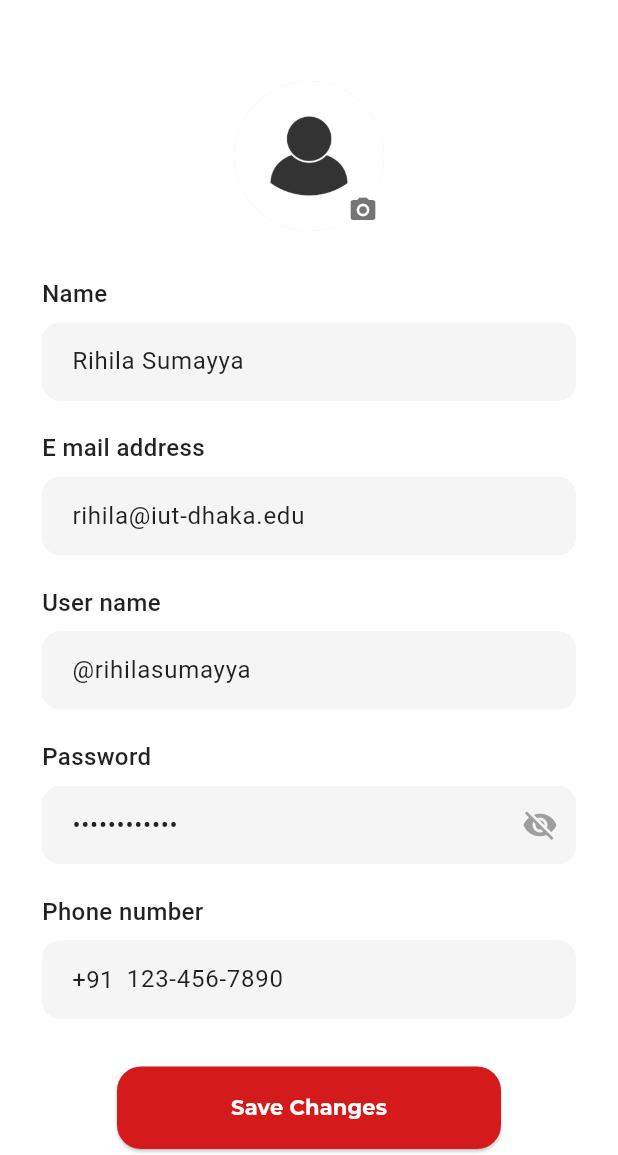
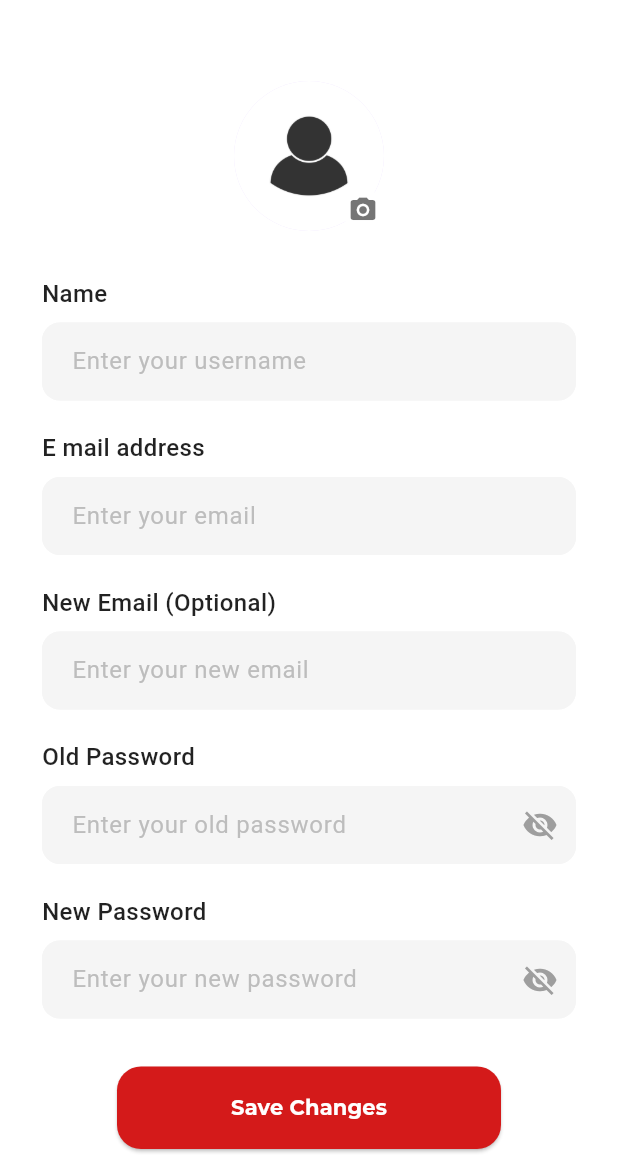
Before and after one commit to wasifuddin/NewsZen, a Flutter app: the ProfileScreen screen opened directly, after a tap on "Edit Profile", on a phone screen of 412 x 824 dp, the part 81-1236 px from its top. Run offline on Flutter 3.47's test engine with Material 3 defaults, Android fonts, the light colour scheme and no system bars; our stand-ins replace bloc, equatable, flutter_bloc, flutter_dotenv, flutter_native_splash, geolocator and 6 more; accounts and stored records are empty; project files that could hold a hidden picture were left out.

Commit message:
Edit profile screen functional except updating password

```diff
--- a/lib/config/server_config.dart
+++ b/lib/config/server_config.dart
@@ -30,6 +30,8 @@ final getsavednewsurl = url + "getsavednews";
 
 final categoryurl = url + "category";
 
+final updateuserinfourl = url + "updateUserInfo";
+
 // For twitter
 final twitterdatafetchurl = datafetchurl + "/twitter";
 
--- a/lib/features/main/presentation/ai_screen/ai_screen.dart
+++ b/lib/features/main/presentation/ai_screen/ai_screen.dart
@@ -50,7 +50,8 @@ class _AIChatScreenState extends State<AIChatScreen> {
   }*/
 
   Future<String> _getChatbotResponse(String message) async {
-    const String apiUrl = "http://10.0.2.2:5000/predict"; // Replace with your server URL
+    //const String apiUrl = "http://10.0.2.2:5000/predict"; // Replace with your server URL
+    const String apiUrl = "https://chat-zen.vercel.app/predict"; // Replace with your server URL
     var regBody = {
       "query":message,
 
--- a/lib/features/main/presentation/edit_profile_screen/edit_profile_screen.dart
+++ b/lib/features/main/presentation/edit_profile_screen/edit_profile_screen.dart
@@ -1,6 +1,11 @@
 import 'package:flutter/material.dart';
 import 'package:news_zen/core/theme/colors.dart';
 import 'package:news_zen/core/utils/app_assets.dart';
+import 'package:news_zen/core/utils/pref_utils.dart';
+import 'package:http/http.dart' as http; // For API calls
+import 'dart:convert'; // For JSON encoding/decoding
+
+import '../../../../config/server_config.dart'; // For server configuration
 
 class EditProfileScreen extends StatefulWidget {
   const EditProfileScreen({super.key});
@@ -10,26 +15,45 @@ class EditProfileScreen extends StatefulWidget {
 }
 
 class _EditProfileScreenState extends State<EditProfileScreen> {
+  final TextEditingController _emailController = TextEditingController();
+  final TextEditingController _usernameController = TextEditingController();
+  final TextEditingController _oldPasswordController = TextEditingController();
+  final TextEditingController _newPasswordController = TextEditingController();
+  final TextEditingController _newEmailController = TextEditingController();
 
+  bool _isOldPasswordVisible = false;
+  bool _isNewPasswordVisible = false;
+  bool _isLoading = false; // To show loading state during API call
 
-  final TextEditingController _nameController =
-      TextEditingController(text: 'Rihila Sumayya');
-  final TextEditingController _emailController =
-      TextEditingController(text: 'rihila@iut-dhaka.edu');
-  final TextEditingController _usernameController =
-      TextEditingController(text: '@rihilasumayya');
-  final TextEditingController _passwordController =
-      TextEditingController(text: '••••••••••••');
-  final TextEditingController _phoneController =
-      TextEditingController(text: '123-456-7890');
+  @override
+  void initState() {
+    super.initState();
+    _loadUserData();
+  }
+
+  Future<void> _loadUserData() async {
+    // Fetch data from PrefUtils
+    final email = await PrefUtils.getEmail();
+    final username = await PrefUtils.getUserName();
+    final password = await PrefUtils.getPassword();
+
+    // Set the fetched data to the controllers
+    setState(() {
+      _emailController.text = email ?? '';
+      _usernameController.text = username ?? '';
+      _oldPasswordController.text = '';
+      _newPasswordController.text = ''; // Leave new password blank initially
+      _newEmailController.text = ''; // Leave new email blank initially
+    });
+  }
 
   @override
   void dispose() {
-    _nameController.dispose();
     _emailController.dispose();
     _usernameController.dispose();
-    _passwordController.dispose();
-    _phoneController.dispose();
+    _oldPasswordController.dispose();
+    _newPasswordController.dispose();
+    _newEmailController.dispose();
     super.dispose();
   }
 
@@ -80,7 +104,7 @@ class _EditProfileScreenState extends State<EditProfileScreen> {
                     CircleAvatar(
                       radius: 50,
                       backgroundImage:
-                          AssetImage(AppAssets.image.img_user_profile),
+                      AssetImage(AppAssets.image.img_user_profile),
                     ),
                     Positioned(
                       bottom: 0,
@@ -103,11 +127,11 @@ class _EditProfileScreenState extends State<EditProfileScreen> {
               ),
               const SizedBox(height: 30),
 
-              // Name Field
+              // Username Field
               _buildInputLabel('Name'),
               _buildTextField(
-                controller: _nameController,
-                hintText: 'Enter your name',
+                controller: _usernameController,
+                hintText: 'Enter your username',
               ),
               const SizedBox(height: 20),
 
@@ -120,31 +144,46 @@ class _EditProfileScreenState extends State<EditProfileScreen> {
               ),
               const SizedBox(height: 20),
 
-              // Username Field
-              _buildInputLabel('User name'),
+              // New Email Field
+              _buildInputLabel('New Email (Optional)'),
               _buildTextField(
-                controller: _usernameController,
-                hintText: 'Enter your username',
+                controller: _newEmailController,
+                hintText: 'Enter your new email',
+                keyboardType: TextInputType.emailAddress,
               ),
               const SizedBox(height: 20),
 
-              // Password Field
-              _buildInputLabel('Password'),
+              // Old Password Field
+              _buildInputLabel('Old Password'),
               _buildTextField(
-                controller: _passwordController,
-                hintText: 'Enter your password',
-                obscureText: true,
-                suffixIcon: Icons.visibility_off,
+                controller: _oldPasswordController,
+                hintText: 'Enter your old password',
+                obscureText: !_isOldPasswordVisible,
+                suffixIcon: _isOldPasswordVisible
+                    ? Icons.visibility
+                    : Icons.visibility_off,
+                onSuffixIconPressed: () {
+                  setState(() {
+                    _isOldPasswordVisible = !_isOldPasswordVisible;
+                  });
+                },
               ),
               const SizedBox(height: 20),
 
-              // Phone Number Field
-              _buildInputLabel('Phone number'),
+              // New Password Field
+              _buildInputLabel('New Password'),
               _buildTextField(
-                controller: _phoneController,
-                hintText: 'Enter your phone number',
-                keyboardType: TextInputType.phone,
-                prefixText: '+91  ',
+                controller: _newPasswordController,
+                hintText: 'Enter your new password',
+                obscureText: !_isNewPasswordVisible,
+                suffixIcon: _isNewPasswordVisible
+                    ? Icons.visibility
+                    : Icons.visibility_off,
+                onSuffixIconPressed: () {
+                  setState(() {
+                    _isNewPasswordVisible = !_isNewPasswordVisible;
+                  });
+                },
               ),
               const SizedBox(height: 32),
 
@@ -154,16 +193,16 @@ class _EditProfileScreenState extends State<EditProfileScreen> {
                   width: double.infinity,
                   height: 55,
                   child: ElevatedButton(
-                    onPressed: () {
-                      // Save profile changes
-                    },
+                    onPressed: _isLoading ? null : _saveProfileChanges,
                     style: ElevatedButton.styleFrom(
                       backgroundColor: primary_red,
                       shape: RoundedRectangleBorder(
                         borderRadius: BorderRadius.circular(16),
                       ),
                     ),
-                    child: const Text(
+                    child: _isLoading
+                        ? const CircularProgressIndicator(color: Colors.white)
+                        : const Text(
                       "Save Changes",
                       style: TextStyle(
                         fontSize: 14,
@@ -202,6 +241,7 @@ class _EditProfileScreenState extends State<EditProfileScreen> {
     TextInputType? keyboardType,
     bool obscureText = false,
     IconData? suffixIcon,
+    VoidCallback? onSuffixIconPressed,
     String? prefixText,
   }) {
     return Container(
@@ -228,8 +268,12 @@ class _EditProfileScreenState extends State<EditProfileScreen> {
             fontSize: 16,
             color: Colors.black87,
           ),
-          suffixIcon:
-              suffixIcon != null ? Icon(suffixIcon, color: Colors.grey) : null,
+          suffixIcon: suffixIcon != null
+              ? IconButton(
+            icon: Icon(suffixIcon, color: Colors.grey),
+            onPressed: onSuffixIconPressed,
+          )
+              : null,
           border: OutlineInputBorder(
             borderRadius: BorderRadius.circular(12),
             borderSide: BorderSide.none,
@@ -244,4 +288,84 @@ class _EditProfileScreenState extends State<EditProfileScreen> {
       ),
     );
   }
+
+  Future<void> _saveProfileChanges() async {
+    // Validate old email
+    final storedEmail = await PrefUtils.getEmail();
+    if (_emailController.text != storedEmail) {
+      ScaffoldMessenger.of(context).showSnackBar(
+        const SnackBar(content: Text('Old email is incorrect')),
+      );
+      return;
+    }
+
+    // Validate old password
+    final storedPassword = await PrefUtils.getPassword();
+    if (_oldPasswordController.text != storedPassword) {
+      ScaffoldMessenger.of(context).showSnackBar(
+        const SnackBar(content: Text('Old password is incorrect')),
+      );
+      return;
+    }
+
+    setState(() {
+      _isLoading = true; // Show loading indicator
+    });
+
+    try {
+      // Prepare the request body
+      final Map<String, dynamic> requestBody = {
+        'oldemail': _emailController.text,
+        'username': _usernameController.text,
+        //'password': _oldPasswordController.text,
+      };
+
+      // Add new email only if it is provided
+      if (_newEmailController.text.isNotEmpty) {
+        requestBody['email'] = _newEmailController.text;
+      }
+
+      // Add new password only if it is provided
+      if (_newPasswordController.text.isNotEmpty) {
+        requestBody['password'] = _newPasswordController.text;
+      }
+
+      // Send API request
+      final response = await http.post(
+        Uri.parse(updateuserinfourl), // Replace with your API endpoint
+        headers: {'Content-Type': 'application/json'},
+        body: jsonEncode(requestBody),
+      );
+
+      if (response.statusCode == 200) {
+        // Update PrefUtils with new values
+        if (_newEmailController.text.isNotEmpty) {
+          await PrefUtils.saveEmail(_newEmailController.text);
+        }
+        await PrefUtils.saveUserName(_usernameController.text);
+        if (_newPasswordController.text.isNotEmpty) {
+          await PrefUtils.savePassword(_newPasswordController.text);
+        }
+
+        // Show success message
+        ScaffoldMessenger.of(context).showSnackBar(
+          const SnackBar(content: Text('Profile updated successfully!')),
+        );
+      } else {
+        // Handle API error
+        ScaffoldMessenger.of(context).showSnackBar(
+          SnackBar(content: Text('Failed to update profile: ${response.body}')),
+        );
+      }
+    } catch (e) {
+      // Handle network or other errors
+      ScaffoldMessenger.of(context).showSnackBar(
+        SnackBar(content: Text('An error occurred: $e')),
+      );
+    } finally {
+      setState(() {
+        _isLoading = false; // Hide loading indicator
+      });
+    }
+  }
 }
--- a/lib/features/main/presentation/profile_screen/profile_screen.dart
+++ b/lib/features/main/presentation/profile_screen/profile_screen.dart
@@ -11,10 +11,18 @@ import 'package:news_zen/features/main/presentation/login_form/bloc/login_cubit.
 import 'package:news_zen/features/weather/presentation/widgets/weather_widget.dart';
 import 'package:news_zen/features/weather/presentation/screens/detailed_weather_screen.dart';
 
+import '../../../../core/utils/pref_utils.dart';
 import '../../../../core/widgets/custom_appbar.dart';
 
 class ProfileScreen extends StatelessWidget {
   const ProfileScreen({super.key});
+
+  // Fetch username and email from PrefUtils
+  Future<Map<String, String?>> _loadUserData() async {
+    final email = await PrefUtils.getEmail();
+    final username = await PrefUtils.getUserName();
+    return {'email': email, 'username': username};
+  }
 
   @override
   Widget build(BuildContext context) {
@@ -27,7 +35,36 @@ class ProfileScreen extends StatelessWidget {
             // Profile Section
             Padding(
               padding: const EdgeInsets.symmetric(horizontal: 16),
-              child: Column(
+              child: FutureBuilder<Map<String, String?>>(
+                future: _loadUserData(), // Fetch data from PrefUtils
+                builder: (context, snapshot) {
+                  if (snapshot.connectionState == ConnectionState.waiting) {
+                    // Show a loading indicator while fetching data
+                    return const Center(child: CircularProgressIndicator());
+                  } else if (snapshot.hasError) {
+                    // Handle errors
+                    return Center(
+                      child: Text(
+                        'Error: ${snapshot.error}',
+                        style: const TextStyle(color: Colors.red),
+                      ),
+                    );
+                  } else if (!snapshot.hasData ||
+                      snapshot.data!['username'] == null ||
+                      snapshot.data!['email'] == null) {
+                    // Handle case where data is not available
+                    return const Center(
+                      child: Text(
+                        'No data found',
+                        style: TextStyle(color: Colors.grey),
+                      ),
+                    );
+                  } else {
+                    // Display the fetched data
+                    final username = snapshot.data!['username']!;
+                    final email = snapshot.data!['email']!;
+
+                    return Column(
                       children: [
                         // Profile Picture and Info
                         Row(
@@ -38,20 +75,19 @@ class ProfileScreen extends StatelessWidget {
                               backgroundImage:
                               AssetImage(AppAssets.image.img_user_profile),
                             ),
-                      //const SizedBox(width: 20),
                             Expanded(
                               child: Column(
                                 crossAxisAlignment: CrossAxisAlignment.end,
                                 children: [
-                            const Text(
-                              'Rihila Sumayya',
-                              style: TextStyle(
+                                  Text(
+                                    username, // Display the username
+                                    style: const TextStyle(
                                       fontSize: 28,
                                       fontWeight: FontWeight.bold,
                                     ),
                                   ),
                                   Text(
-                              'rihila@iut-dhaka.edu',
+                                    email, // Display the email
                                     style: TextStyle(
                                       color: Colors.grey[600],
                                       fontSize: 14,
@@ -60,33 +96,13 @@ class ProfileScreen extends StatelessWidget {
                                 ],
                               ),
                             ),
-                      const SizedBox(width: 20,)
+                            const SizedBox(width: 20),
                           ],
                         ),
-                  // const SizedBox(height: 20),
-                  // // Edit Profile Button
-                  // SizedBox(
-                  //   width: double.infinity,
-                  //   child: ElevatedButton(
-                  //     onPressed: () {
-                  //       Navigator.push(
-                  //         context,
-                  //         MaterialPageRoute(
-                  //           builder: (context) => const EditProfileScreen(),
-                  //         ),
-                  //       );
-                  //     },
-                  //     style: ElevatedButton.styleFrom(
-                  //       backgroundColor: const Color(0xFFD32F2F),
-                  //       shape: RoundedRectangleBorder(
-                  //         borderRadius: BorderRadius.circular(12),
-                  //       ),
-                  //       padding: const EdgeInsets.symmetric(vertical: 16),
-                  //     ),
-                  //     child: const Text('Edit Profile'),
-                  //   ),
-                  // ),
                       ],
+                    );
+                  }
+                },
               ),
             ),
             const SizedBox(height: 20),
```
Lines whose indentation alone changed are shown as unchanged.
